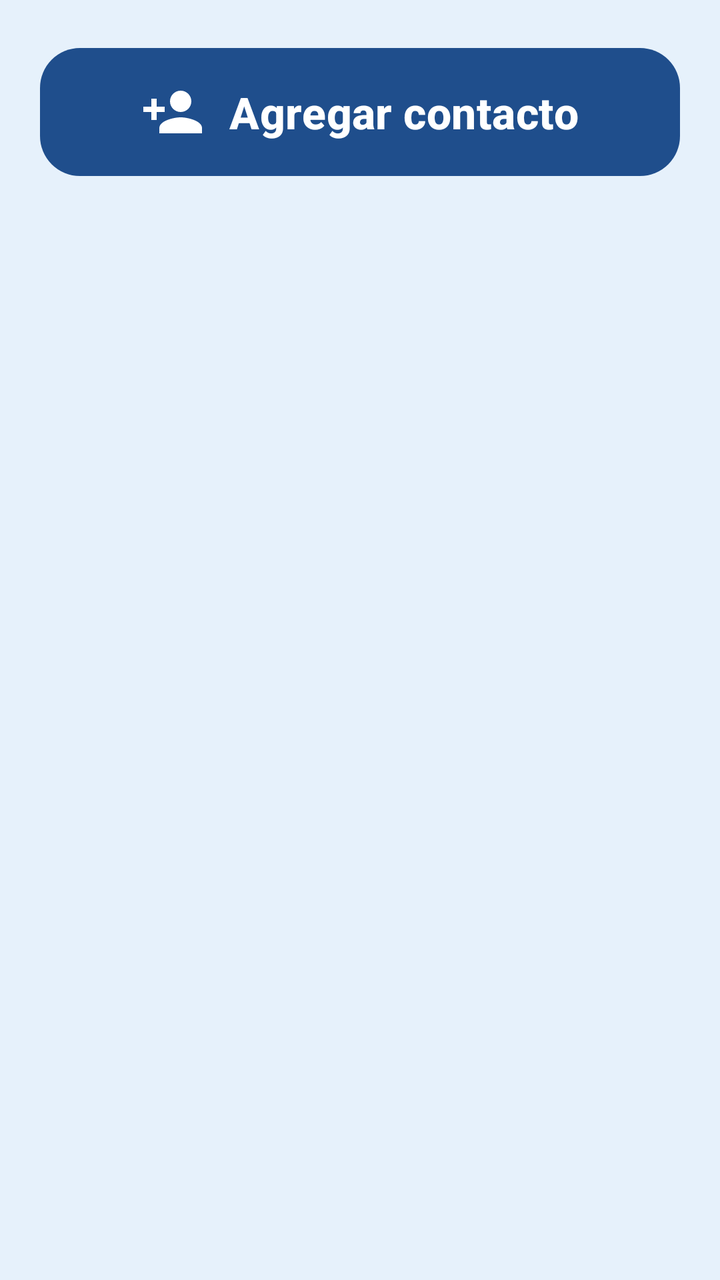
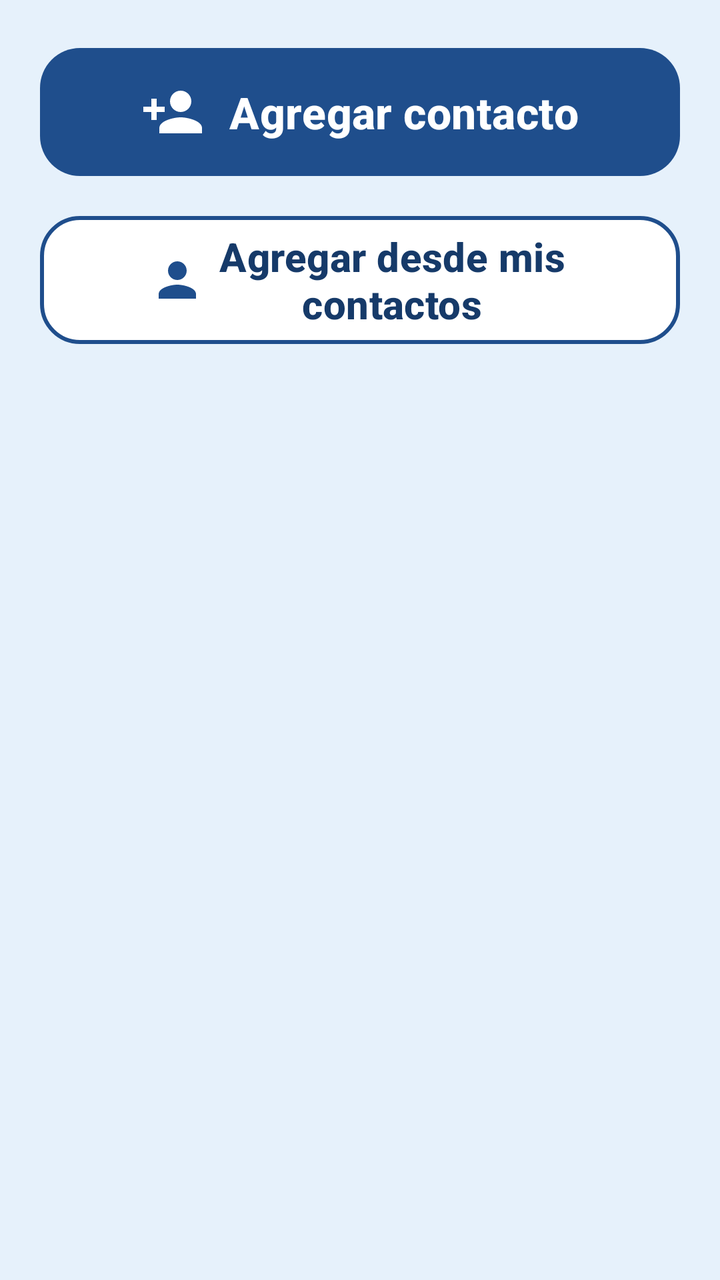

An Android layout rendered at two revisions. The XML below is the earlier revision; the diff shows what the commit changed to produce the second picture.
<!-- AndroidManifest.xml: application theme Theme.WithYou -->
<!-- res/layout/fragment_contacts.xml -->
<?xml version="1.0" encoding="utf-8"?>
<LinearLayout xmlns:android="http://schemas.android.com/apk/res/android"
    xmlns:app="http://schemas.android.com/apk/res-auto"
    android:layout_width="match_parent"
    android:layout_height="match_parent"
    android:orientation="vertical">

    <com.google.android.material.button.MaterialButton
        android:id="@+id/add_contact_button"
        style="@style/Widget.WithYou.BigButton"
        android:layout_width="match_parent"
        android:layout_height="wrap_content"
        android:layout_marginStart="@dimen/screen_padding"
        android:layout_marginTop="@dimen/screen_padding"
        android:layout_marginEnd="@dimen/screen_padding"
        android:text="@string/add_contact"
        app:backgroundTint="@color/primary"
        app:icon="@drawable/ic_person_add" />

    <TextView
        android:id="@+id/empty_text"
        android:layout_width="match_parent"
        android:layout_height="wrap_content"
        android:padding="@dimen/screen_padding"
        android:text="@string/contacts_empty"
        android:textAppearance="@style/TextAppearance.WithYou.Body"
        android:textColor="@color/text_secondary"
        android:visibility="gone" />

    <androidx.recyclerview.widget.RecyclerView
        android:id="@+id/contacts_list"
        android:layout_width="match_parent"
        android:layout_height="0dp"
        android:layout_weight="1"
        android:clipToPadding="false"
        android:paddingStart="@dimen/screen_padding"
        android:paddingTop="12dp"
        android:paddingEnd="@dimen/screen_padding"
        android:paddingBottom="@dimen/screen_padding" />

</LinearLayout>
<!-- resources referenced by this layout -->
<resources>
  <color name="primary">#1F4E8C</color>
  <color name="text_secondary">#3D4A5C</color>
  <dimen name="screen_padding">20dp</dimen>
  <string name="add_contact">Agregar contacto</string>
  <style name="Theme.WithYou" parent="Theme.Material3.Light.NoActionBar">
          <item name="colorPrimary">@color/primary</item>
          <item name="colorOnPrimary">@color/white</item>
          <item name="colorPrimaryContainer">@color/card_accent</item>
          <item name="colorOnPrimaryContainer">@color/primary_dark</item>
          <item name="colorSecondary">@color/confirm</item>
          <item name="colorError">@color/cancel</item>
          <item name="android:colorBackground">@color/background</item>
          <item name="colorSurface">@color/card</item>
          <item name="colorOnSurface">@color/text_primary</item>
          <item name="android:windowBackground">@color/background</item>
          <item name="android:statusBarColor">@color/primary_dark</item>
          <item name="android:textColor">@color/text_primary</item>
          <item name="android:textSize">@dimen/text_body</item>
          <item name="toolbarStyle">@style/Widget.WithYou.Toolbar</item>
      </style>
  <dimen name="text_body">20sp</dimen>
  <color name="text_primary">#1A1A1A</color>
  <dimen name="big_button_height">72dp</dimen>
  <color name="white">#FFFFFF</color>
  <dimen name="card_radius">20dp</dimen>
  <color name="card_accent">#CFE5F7</color>
  <color name="primary_dark">#163A69</color>
  <color name="confirm">#1E9E57</color>
  <color name="cancel">#D32F2F</color>
  <color name="background">#E6F1FB</color>
  <color name="card">#FFFFFF</color>
  <!-- unchanged entries left out for length: 6 -->
</resources>

<!-- the commit's change to res/layout/fragment_contacts.xml (unified diff, before → after) -->
@@ -16,6 +16,22 @@
         android:text="@string/add_contact"
         app:backgroundTint="@color/primary"
         app:icon="@drawable/ic_person_add" />
+
+    
+    <com.google.android.material.button.MaterialButton
+        android:id="@+id/import_contact_button"
+        style="@style/Widget.WithYou.OptionButton"
+        android:layout_width="match_parent"
+        android:layout_height="wrap_content"
+        android:layout_marginStart="@dimen/screen_padding"
+        android:layout_marginTop="12dp"
+        android:layout_marginEnd="@dimen/screen_padding"
+        android:gravity="center"
+        android:text="@string/import_contact"
+        app:icon="@drawable/ic_contacts"
+        app:iconGravity="textStart"
+        app:iconSize="28dp"
+        app:iconTint="@color/primary" />
 
     <TextView
         android:id="@+id/empty_text"
<!-- resource entries referenced after the edit -->
@@ -3,7 +3,34 @@
   <color name="primary">#1F4E8C</color>
   <color name="text_secondary">#3D4A5C</color>
   <dimen name="screen_padding">20dp</dimen>
+  <!-- drawable ic_contacts (drawable) -->
+  ﻿<?xml version="1.0" encoding="utf-8"?>
+  <vector xmlns:android="http://schemas.android.com/apk/res/android"
+      android:width="44dp"
+      android:height="44dp"
+      android:tint="?attr/colorControlNormal"
+      android:viewportWidth="24"
+      android:viewportHeight="24">
+      <path
+          android:fillColor="@android:color/white"
+          android:pathData="M12,12c2.21,0 4,-1.79 4,-4s-1.79,-4 -4,-4 -4,1.79 -4,4 1.79,4 4,4zM12,14c-2.67,0 -8,1.34 -8,4v2h16v-2c0,-2.66 -5.33,-4 -8,-4z" />
+  </vector>
   <string name="add_contact">Agregar contacto</string>
+  <string name="import_contact">Agregar desde mis contactos</string>
+  <style name="Widget.WithYou.OptionButton" parent="Widget.Material3.Button.OutlinedButton">
+          <item name="android:minHeight">@dimen/big_button_height</item>
+          <item name="android:textSize">@dimen/text_body</item>
+          <item name="android:textStyle">bold</item>
+          <item name="android:textColor">@color/primary_dark</item>
+          <item name="android:textAllCaps">false</item>
+          <item name="android:gravity">start|center_vertical</item>
+          <item name="android:paddingStart">20dp</item>
+          <item name="android:paddingEnd">20dp</item>
+          <item name="backgroundTint">@color/card</item>
+          <item name="strokeColor">@color/primary</item>
+          <item name="strokeWidth">2dp</item>
+          <item name="cornerRadius">@dimen/card_radius</item>
+      </style>
   <style name="Theme.WithYou" parent="Theme.Material3.Light.NoActionBar">
           <item name="colorPrimary">@color/primary</item>
           <item name="colorOnPrimary">@color/white</item>
@@ -19,6 +46,8 @@
           <item name="android:textColor">@color/text_primary</item>
           <item name="android:textSize">@dimen/text_body</item>
           <item name="toolbarStyle">@style/Widget.WithYou.Toolbar</item>
+          <item name="materialAlertDialogTheme">@style/ThemeOverlay.WithYou.Dialog</item>
+          <item name="textInputStyle">@style/Widget.WithYou.TextInput</item>
       </style>
   <dimen name="text_body">20sp</dimen>
   <color name="text_primary">#1A1A1A</color>
@@ -30,6 +59,17 @@
   <color name="confirm">#1E9E57</color>
   <color name="cancel">#D32F2F</color>
   <color name="background">#E6F1FB</color>
+  <style name="ThemeOverlay.WithYou.Dialog" parent="ThemeOverlay.Material3.MaterialAlertDialog">
+          <item name="backgroundInsetStart">12dp</item>
+          <item name="backgroundInsetEnd">12dp</item>
+      </style>
+  <style name="Widget.WithYou.TextInput" parent="Widget.Material3.TextInputLayout.OutlinedBox">
+          <item name="errorTextAppearance">@style/TextAppearance.WithYou.InputMessage</item>
+          <item name="helperTextTextAppearance">@style/TextAppearance.WithYou.InputMessage</item>
+      </style>
+  <style name="TextAppearance.WithYou.InputMessage" parent="TextAppearance.Material3.BodySmall">
+          <item name="android:textSize">18sp</item>
+      </style>
   <color name="card">#FFFFFF</color>
   <!-- unchanged entries left out for length: 6 -->
 </resources>
